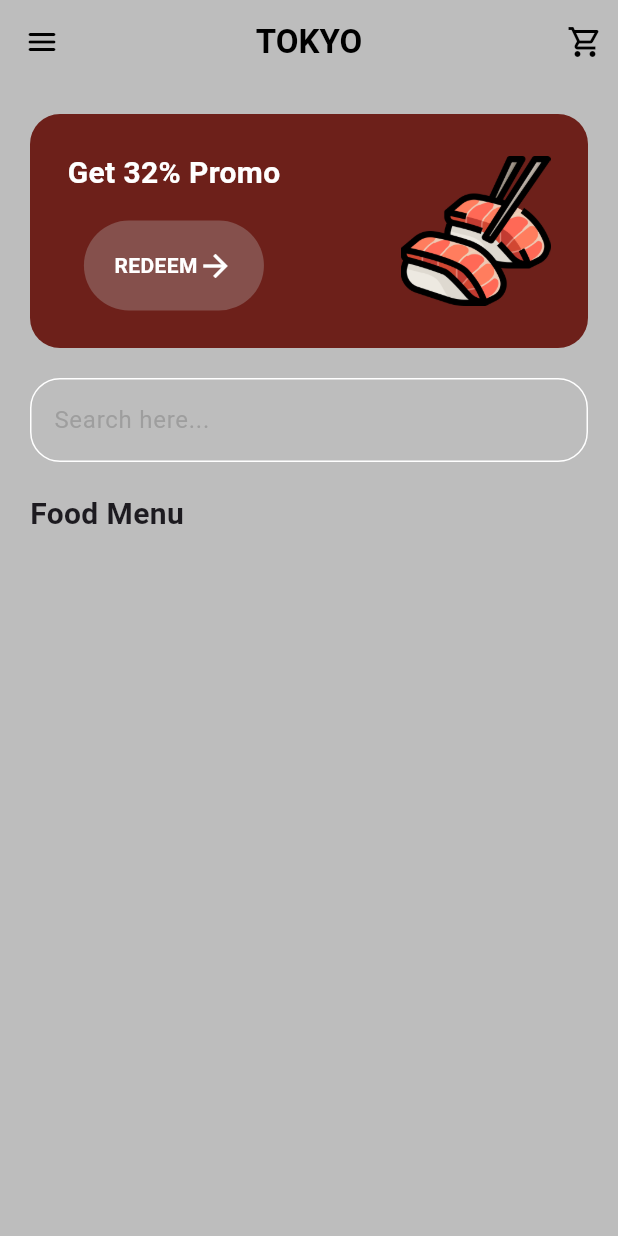
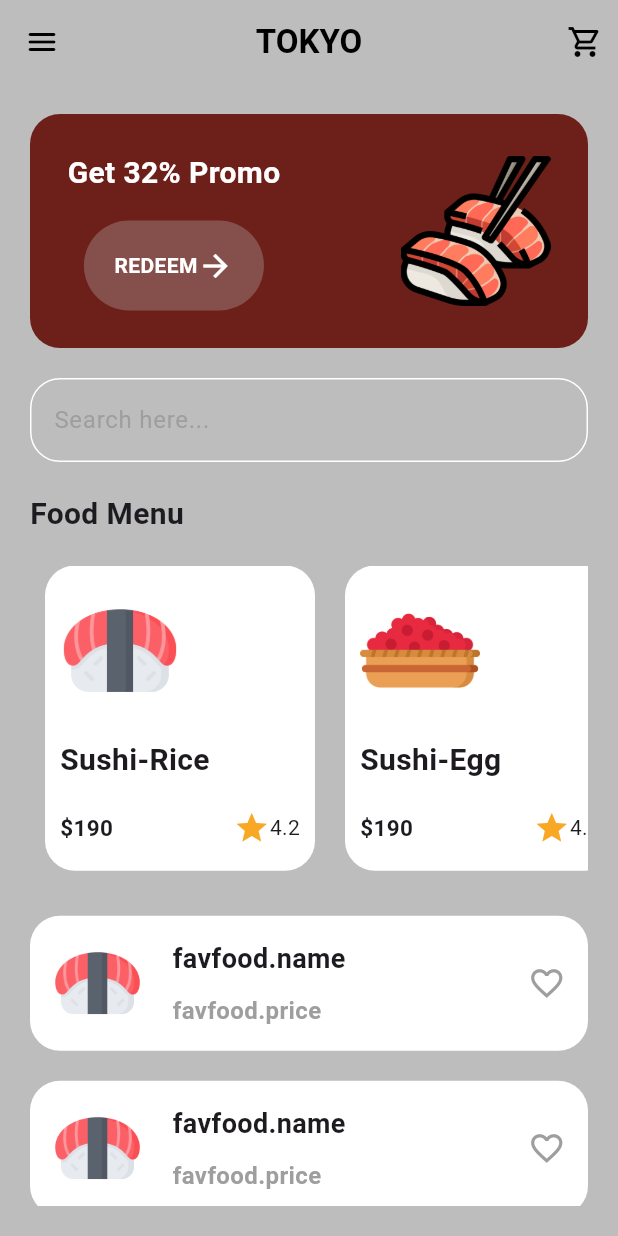
Before and after one commit to ankithshetty17/SushiApp, a Flutter app: the MenuPage screen opened by its route, on a phone screen of 412 x 824 dp. Run offline on Flutter 3.47's test engine with Material 3 defaults, Android fonts, the light colour scheme and no system bars.

Commit message:
initial-commit

```diff
--- /dev/null
+++ b/lib/components/favfood_tile.dart
@@ -0,0 +1,50 @@
+import 'package:flutter/material.dart';
+import 'package:sushiapp/models/favfood.dart';
+
+class FavFoodTile extends StatelessWidget {
+  final FavFood favfood;
+  const FavFoodTile({super.key,required this.favfood});
+
+  @override
+  Widget build(BuildContext context) {
+    return   Container(
+            decoration: BoxDecoration(
+              color: Colors.white,
+              borderRadius: BorderRadius.circular(20),
+            ),
+            margin: const EdgeInsets.symmetric(vertical: 10),
+           padding: const EdgeInsets.all(15),
+         child:
+             Row(
+              mainAxisAlignment: MainAxisAlignment.spaceBetween,
+              children: [
+                Row(
+                  children: [
+                    Image.asset(
+                      favfood.imagepath,
+                      height: 60,),
+                  const   SizedBox(width: 20,),
+                   const  Column(
+                      crossAxisAlignment: CrossAxisAlignment.start,
+                      children: [
+                        Text(
+                           'favfood.name',
+                        style: TextStyle(fontSize: 18,fontWeight: FontWeight.bold),
+                        ),
+                        SizedBox(height: 10,),
+                        Text(
+                          'favfood.price',
+                        style: TextStyle(fontSize: 16,color: Colors.grey,fontWeight: FontWeight.bold
+                        ),
+                        )
+                      ],
+                    ),
+                  ],
+                ),
+               const  Icon(Icons.favorite_border,color: Colors.grey,size: 25,)
+
+              ],
+         ),
+      );
+  }
+}
--- /dev/null
+++ b/lib/components/food_tile.dart
@@ -0,0 +1,63 @@
+import 'package:flutter/material.dart';
+import 'package:sushiapp/models/food.dart';
+
+class FoodTile extends StatelessWidget {
+  final Food food;
+  final void Function()? onTap;
+
+  const FoodTile({super.key, required this.food, required this.onTap});
+
+  @override
+  Widget build(BuildContext context) {
+    return GestureDetector(
+      onTap: onTap,
+      child: Container(
+        decoration: BoxDecoration(
+          color: Colors.white,
+          borderRadius: BorderRadius.circular(20),
+        ),
+        margin: const EdgeInsets.symmetric(horizontal: 10),
+        padding: const EdgeInsets.all(10),
+        child: Column(
+          crossAxisAlignment: CrossAxisAlignment.start,
+          mainAxisAlignment: MainAxisAlignment.spaceEvenly,
+          children: [
+            Image.asset(
+              food.imagepath,
+              height: 80,
+            ),
+            const SizedBox(
+              height: 5,
+            ),
+            Text(
+              food.name,
+              style: const TextStyle(fontWeight: FontWeight.bold, fontSize: 20),
+            ),
+            const SizedBox(
+              height: 5,
+            ),
+            SizedBox(
+              width: 160,
+              child: Row(
+                mainAxisAlignment: MainAxisAlignment.spaceBetween,
+                children: [
+                  Text(
+                    '\$${food.price}',
+                    style: const TextStyle(
+                        fontWeight: FontWeight.bold, fontSize: 15),
+                  ),
+                  Row(
+                    children: [
+                      Icon(Icons.star, color: Colors.yellow[800]),
+                      Text(food.rating),
+                    ],
+                  ),
+                ],
+              ),
+            ),
+          ],
+        ),
+      ),
+    );
+  }
+}
--- /dev/null
+++ b/lib/models/favfood.dart
@@ -0,0 +1,16 @@
+class FavFood {
+  String name;
+  String imagepath;
+  String price;
+
+ FavFood({
+  required this.name,
+  required this.imagepath,
+  required this.price,
+ });
+
+String get _name=>name;
+String get _imagepath=>imagepath;
+String get _price=>price;
+
+}
--- /dev/null
+++ b/lib/models/food.dart
@@ -0,0 +1,18 @@
+class Food{
+   String name;
+   String price;
+   String imagepath;
+   String rating;
+
+   Food({
+    required this.name,
+    required this.price,
+    required this.imagepath,
+    required this.rating
+   });
+
+   String get _name=>name;
+   String get _price=>price;
+   String get _imagepath=>imagepath;
+   String get _rating=>rating;
+}
--- /dev/null
+++ b/lib/pages/food_details.dart
@@ -0,0 +1,15 @@
+import 'package:flutter/material.dart';
+
+class FoodDetail extends StatefulWidget {
+  const FoodDetail({super.key});
+
+  @override
+  State<FoodDetail> createState() => _FoodDetailState();
+}
+
+class _FoodDetailState extends State<FoodDetail> {
+  @override
+  Widget build(BuildContext context) {
+    return const Scaffold();
+  }
+}
--- a/lib/pages/menu_page.dart
+++ b/lib/pages/menu_page.dart
@@ -1,5 +1,10 @@
 import 'package:flutter/material.dart';
 import 'package:sushiapp/components/custom_button.dart';
+import 'package:sushiapp/components/favfood_tile.dart';
+import 'package:sushiapp/components/food_tile.dart';
+import 'package:sushiapp/models/favfood.dart';
+import 'package:sushiapp/models/food.dart';
+import 'package:sushiapp/pages/food_details.dart';
 import 'package:sushiapp/themes/colors.dart';
 
 class MenuPage  extends StatefulWidget {
@@ -10,6 +15,59 @@ class MenuPage  extends StatefulWidget {
 }
 
 class _MenuPageState extends State<MenuPage> {
+
+  // ignore: non_constant_identifier_names
+  List FavFoodMenu=[
+    FavFood(
+    name:'Sushi-rice',
+    imagepath: 'assets/images/sushirice.png',
+    price:'120'
+    ),
+    FavFood(
+    name:'Sushi-rice',
+    imagepath: 'assets/images/sushirice.png',
+    price:'120'
+    ),
+    FavFood(
+    name: 'Sushi-rice',
+    imagepath: 'assets/images/sushirice.png',
+    price:'120'
+    ),
+
+  ];
+
+// ignore: non_constant_identifier_names
+List FoodMenu = [
+  Food(name: 'Sushi-Rice',
+       price: '190',
+       imagepath: 'assets/images/sushirice.png',
+       rating: '4.2'
+       ),
+  Food(name: 'Sushi-Egg',
+       price: '190',
+       imagepath: 'assets/images/sushi_egg.png',
+       rating: '4.2'
+       ),
+       Food(name: 'Ramen',
+       price: '190',
+       imagepath: 'assets/images/ramen.png',
+       rating: '4.2'
+       ),
+       Food(name: 'Rice',
+       price: '190',
+       imagepath: 'assets/images/sushi.png',
+       rating: '4.2'
+       )
+
+];
+
+void navigatetoFoodDetailspage(int index){
+  Navigator.push(context,
+                   MaterialPageRoute(builder: (context)=>const FoodDetail()
+                   )
+                   );
+}
+
   @override
   Widget build(BuildContext context) {
     return Scaffold(
@@ -74,10 +132,33 @@ class _MenuPageState extends State<MenuPage> {
             ),
           ),
          const  SizedBox(height: 20,),
-          const Text('Food Menu',style: TextStyle(fontSize:20,fontWeight: FontWeight.bold),)
+          const Text('Food Menu',style: TextStyle(fontSize:20,fontWeight: FontWeight.bold),),
+
+          const  SizedBox(height: 20,),
+          Expanded(
+            child: ListView.builder(
+            scrollDirection: Axis.horizontal,
+            itemCount: FoodMenu.length,
+            itemBuilder: (context,index)=>
+                    FoodTile(
+                      onTap:()=> navigatetoFoodDetailspage(index),
+                   food: FoodMenu[index],
+          ))),
+        const  SizedBox(height: 20,),
+        Flexible(child:
+         ListView.builder(
+          itemCount: FavFoodMenu.length,
+          scrollDirection: Axis.vertical,
+          itemBuilder: (context,index)=>
+          FavFoodTile(favfood: FavFoodMenu[index],)
+
+         )
+        ),
         ],
       ),
-      )
+      ),
+
+
     );
   }
 }
--- a/pubspec.yaml
+++ b/pubspec.yaml
@@ -65,6 +65,8 @@ flutter:
     - assets/images/
     - assets/images/
     - assets/images/
+    - assets/images/
+    - assets/images/
   #   - images/a_dot_ham.jpeg
 
   # An image asset can refer to one or more resolution-specific "variants", see
```
Also changed, not shown: assets/images/sushi_egg.png (added), assets/images/sushirice.png (added).
